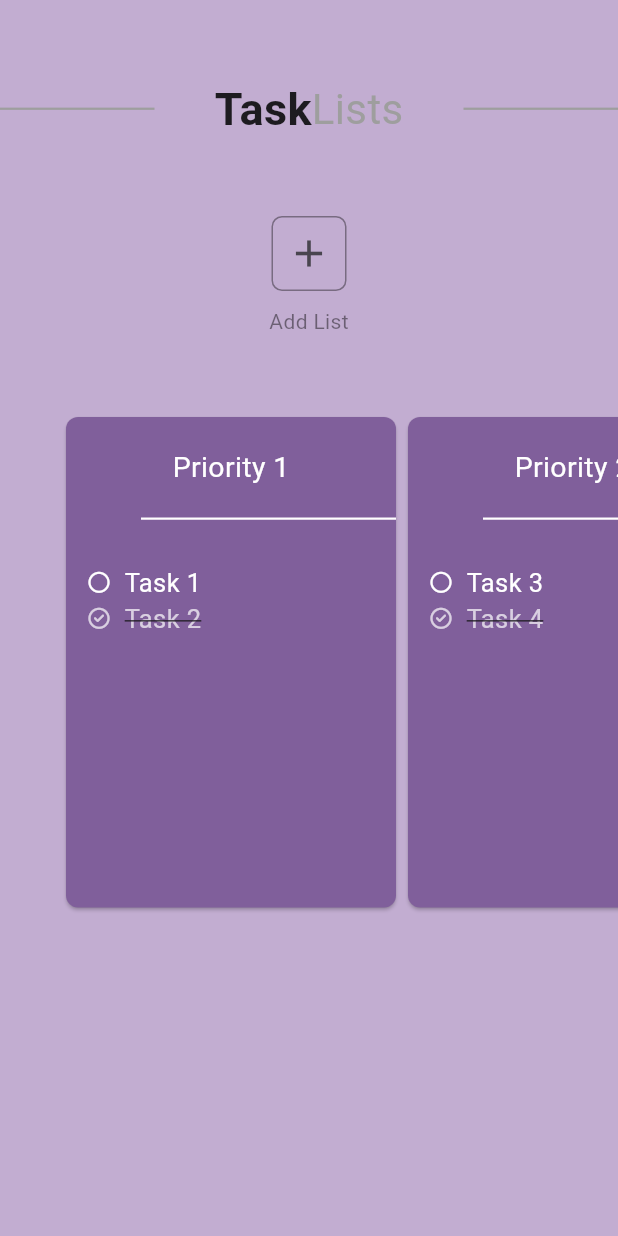
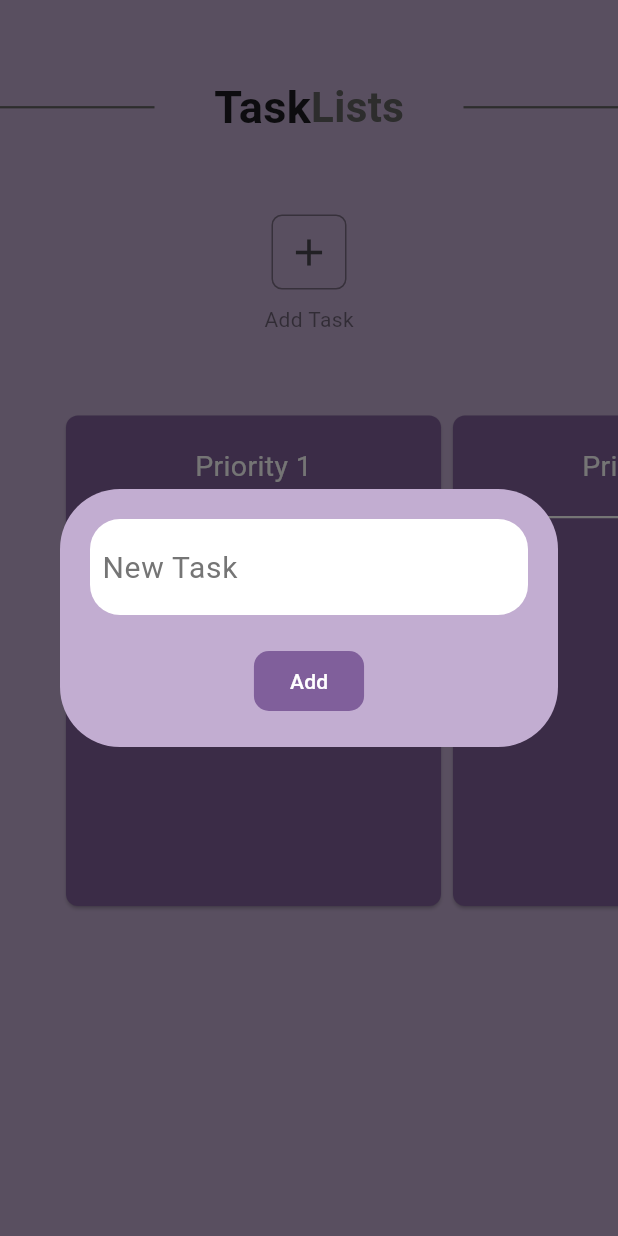
Before and after one commit to ChinmayJoshi1412/harmony, a Flutter app: the TaskPage screen opened directly, after a tap on the "add" icon, on a phone screen of 412 x 824 dp. Run offline on Flutter 3.47's test engine with Material 3 defaults, Android fonts, the phone set to English and light mode, and no system bars; our stand-ins replace font_awesome_flutter, loading_animation_widget, rive; missing offline and left inert: chat_gpt_sdk, flutter_tflite, tflite_text_classification.

Commit message:
Review 2 changes

```diff
--- /dev/null
+++ b/lib/Task.dart
@@ -0,0 +1,5 @@
+class Task{
+  String name;
+  bool isdone;
+  Task(this.name,this.isdone);
+}
--- a/lib/main.dart
+++ b/lib/main.dart
@@ -1,6 +1,6 @@
 import 'package:flutter/material.dart';
 import 'package:harmony/const/colors.dart';
-
+import '';
 import 'welcome_screen.dart';
 
 void main() {
--- a/lib/page_task.dart
+++ b/lib/page_task.dart
@@ -1,8 +1,12 @@
+import 'package:chat_gpt_sdk/chat_gpt_sdk.dart';
 import 'package:flutter/material.dart';
 import 'package:flutter/services.dart';
+import 'package:flutter_tflite/flutter_tflite.dart';
 import 'package:font_awesome_flutter/font_awesome_flutter.dart';
-// import 'page_addlist.dart';
-
+import 'package:harmony/Task.dart';
+import 'package:harmony/const/colors.dart';
+import 'loading_screen.dart';
+import 'package:tflite_text_classification/tflite_text_classification.dart';
 class TaskPage extends StatefulWidget {
   @override
   State<StatefulWidget> createState() => _TaskPageState();
@@ -10,14 +14,60 @@ class TaskPage extends StatefulWidget {
 
 class _TaskPageState extends State<TaskPage>
     with SingleTickerProviderStateMixin {
+  bool isLoading = false;
   int index = 1;
+  List<List<Task>> priority = [[],[],[],[],[],[],[],[],[]];
+  late final openAI;
+  String initprompt = """ 1. Intense manual work, high intensity sport ac- tivities or sport competition: tree cutting. carrying heavy loads, jogging and running (>9 km/h), racquetball, badminton, swim- ming, tennis, cross country skiing (>8 km/ h), hiking and mountain climbing, etc.
+2. Leisure and sport activities of higher intensity (not competitive): canoeing (5 to 8 km/h). bicycling (>15 km/h), dancing, skiing, bad- minton, gymnastic, swimming, tennis, horse riding, walking, (>6 km/h), etc.
 
+3. Manual work at moderate pace: mining, car- pentry, house building, lumbering and wood cutting, snow shoveling, loading and unloading goods, etc.
+
+4. Leisure activities and sports in a recreational environment: baseball, golf, volleyball, canoeing or rowing, archery, bowling, cycling (<10 km/h), table tennis, etc.
+
+5. Light manual work: floor sweeping, window washing, driving a truck, painting, waiting on tables, nursing chores, several house chores, electrician, barman, walking at 4 to 6 km/h.
+
+6. Slow walk (<4 km/h), driving, to dress, to shower, etc.
+
+7. Light activity standing: washing, shaving. combing, cooking, etc.
+8. Sitting: eating, listening, writing, etc.
+9. Sleeping, Resting in bed.
+
+Categorise the given task based on the categorise given above.
+Response should be in the form  "Category: *number* "
+
+The task is
+""";
+  String new_task = "";
+  @override
+  void initState() {
+    openAI = OpenAI.instance.build(token: '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',baseOption: HttpSetup(receiveTimeout: const Duration(seconds: 5)),enableLog: true);
+    print(priority.length);
+    super.initState();
+  }
+  void example(String prompt,String task) async {
+    ///request Enter the prompt as you wish. Example include Hello!
+    final request = ChatCompleteText(
+        messages: [Messages(role: Role.user,content: prompt)]
+        ,model: GptTurboChatModel());
+        setState(() {
+          isLoading = true;
+        });
+    ///call api to onChatCompletion
+    final it = await openAI.onChatCompletion(request: request);
+    String response = it ?.choices.last.message?.content;
+    print(response);
+    priority[int.parse(response[response.length-1]) - 1].add(new Task(task, false));
+    setState(() {
+      isLoading = false;
+    });
+  }
   @override
   Widget build(BuildContext context) {
-    return Scaffold(
+    return isLoading? Loading(): Scaffold(
       body: ListView(
         children: <Widget>[
-          _getToolbar(context),
+          //_getToolbar(context),
           Column(
             children: <Widget>[
               Padding(
@@ -29,7 +79,7 @@ class _TaskPageState extends State<TaskPage>
                     Expanded(
                       flex: 1,
                       child: Container(
-                        color: Colors.grey,
+                        color: Colors.grey[700],
                         height: 1.5,
                       ),
                     ),
@@ -46,7 +96,7 @@ class _TaskPageState extends State<TaskPage>
                           Text(
                             'Lists',
                             style: new TextStyle(
-                                fontSize: 28.0, color: Colors.grey),
+                                fontSize: 28.0, color: Colors.grey[700],fontWeight: FontWeight.bold),
                           )
                         ],
                       ),
@@ -54,7 +104,7 @@ class _TaskPageState extends State<TaskPage>
                     Expanded(
                       flex: 1,
                       child: Container(
-                        color: Colors.grey,
+                        color: Colors.grey[700],
                         height: 1.5,
                       ),
                     ),
@@ -73,13 +123,73 @@ class _TaskPageState extends State<TaskPage>
                           borderRadius: BorderRadius.all(Radius.circular(7.0))),
                       child: new IconButton(
                         icon: new Icon(Icons.add),
-                        onPressed: () {},
+                        onPressed: () {
+                          showDialog(context: context, builder: (context){
+                            return Dialog(
+                              shape: RoundedRectangleBorder(
+                                  borderRadius: BorderRadius.circular(40)
+                              ),
+                              backgroundColor: sColor,
+                              elevation: 20,
+                              child: SingleChildScrollView(
+                                child: Column(
+                                  children: [
+                                    Padding(
+                                      padding: const EdgeInsets.symmetric(vertical: 20,horizontal: 20),
+                                      child: Container(
+                                        decoration: BoxDecoration(
+                                          color: Colors.white,
+                                          borderRadius: BorderRadius.circular(20),
+                                        ),
+                                        child: Padding(
+                                          padding: const EdgeInsets.all(8.0),
+                                          child: TextField(
+                                            decoration: InputDecoration(
+                                              border: InputBorder.none,
+                                              hintText: 'New Task',
+                                              hintStyle: TextStyle(
+                                                  color: Colors.grey[600],
+                                                  fontSize: 20
+                                              ),
+                                            ),
+                                            onChanged: (val)
+                                            {
+                                              new_task = val;
+                                            },
+                                          ),
+                                        ),
+                                      ),
+                                    ),
+                                    Padding(
+                                      padding: const EdgeInsets.only(bottom: 20),
+                                      child: ElevatedButton(
+                                        style: ElevatedButton.styleFrom(
+                                            elevation: 0,
+                                            shape: RoundedRectangleBorder(
+                                              borderRadius: BorderRadius.circular(10),
+                                            ),
+                                            primary: pColor
+                                        ),
+                                        onPressed: (){
+                                          setState(() {
+                                            example(initprompt + new_task,new_task);
+                                          });
+                                          Navigator.of(context, rootNavigator: true).pop('dialog');
+                                          FocusManager.instance.primaryFocus?.unfocus();
+                                        }, child: Text('Add',style: TextStyle(color: Colors.white)),
+                                    )
+                                    )],
+                                ),
+                              ),
+                            );
+                          });
+                        },
                         iconSize: 30.0,
                       ),
                     ),
                     Padding(
                       padding: EdgeInsets.only(top: 10.0),
-                      child: Text('Add List',
+                      child: Text('Add Task',
                           style: TextStyle(color: Colors.black45)),
                     ),
                   ],
@@ -92,12 +202,7 @@ class _TaskPageState extends State<TaskPage>
             child: Container(
               height: 360.0,
               padding: EdgeInsets.only(bottom: 25.0),
-              child: ListView(
-                physics: const BouncingScrollPhysics(),
-                padding: EdgeInsets.only(left: 40.0, right: 40.0),
-                scrollDirection: Axis.horizontal,
-                children: getExpenseItemsStatic(),
-              ),
+              child: getExpenseItemsStatic(),
               ),
             ),
         ],
@@ -105,40 +210,19 @@ class _TaskPageState extends State<TaskPage>
     );
   }
 
-  List<Widget> getExpenseItemsStatic() {
-    List<Map<String, dynamic>> staticData = [
-      {
-        "name": "Priority 1",
-        "color": "0xFF805f9b",
-        "tasks": [
-          {"name": "Task 1", "isDone": false},
-          {"name": "Task 2", "isDone": true},
-          // Add more tasks as needed
-        ],
-      },
-      {
-        "name": "Priority 2",
-        "color": "0xFF805f9b",
-        "tasks": [
-          {"name": "Task 3", "isDone": false},
-          {"name": "Task 4", "isDone": true},
-          // Add more tasks as needed
-        ],
-      },
-      // Add more lists as needed
-    ];
+  Widget getExpenseItemsStatic() {
 
-    return List.generate(staticData.length, (int index) {
-      return buildListCard(staticData[index]);
-    });
+    return ListView.builder(itemCount: priority.length, itemBuilder: (BuildContext context, int index) {
+      return buildListCard(priority[index], index+1);
+    }, physics: const BouncingScrollPhysics(), padding: EdgeInsets.only(left: 40.0, right: 40.0),
+      scrollDirection: Axis.horizontal);
   }
 
-  Widget buildListCard(Map<String, dynamic> listData) {
+  Widget buildListCard(List <Task> plist, int i) {
     // Extract data from the map
-    String listName = listData["name"];
-    String listColor = listData["color"];
-    List<Map<String, dynamic>> tasks =
-        List<Map<String, dynamic>>.from(listData["tasks"]);
+    String listName = "Priority $i";
+    String listColor = "0xFF805f9b";
+    List<Task> tasks = plist;
 
     return GestureDetector(
       onTap: () {
@@ -150,7 +234,7 @@ class _TaskPageState extends State<TaskPage>
         ),
         color: Color(int.parse(listColor)),
         child: Container(
-          width: 220.0,
+          width: 250.0,
           child: Container(
             child: Column(
               children: <Widget>[
@@ -190,38 +274,46 @@ class _TaskPageState extends State<TaskPage>
                         child: ListView.builder(
                           itemCount: tasks.length,
                           itemBuilder: (BuildContext ctxt, int i) {
-                            return Row(
-                              mainAxisAlignment: MainAxisAlignment.start,
-                              children: <Widget>[
-                                Icon(
-                                  tasks[i]["isDone"]
+                            return GestureDetector(
+                              onTap: (){
+                                setState(() {
+                                  tasks[i].isdone = !tasks[i].isdone;
+                                });
+                              },
+                              child: ListTile(
+                                leading: Icon(
+                                    tasks[i].isdone
                                         ? FontAwesomeIcons.checkCircle
                                         : FontAwesomeIcons.circle,
-                                  color: tasks[i]["isDone"]
+                                    color: tasks[i].isdone
                                         ? Colors.white70
                                         : Colors.white,
-                                  size: 14.0,
+                                    size: 20.0,
                                   ),
-                                Padding(
-                                  padding: EdgeInsets.only(left: 10.0),
+
+                                  title: tasks[i].isdone? Text(
+                                    tasks[i].name,
+                                    style: TextStyle(
+                                      color: Colors.white,
+                                      fontSize: 20.0,
+                                      decoration: TextDecoration.lineThrough
                                     ),
-                                Flexible(
-                                  child: Text(
-                                    tasks[i]["name"],
-                                    style: tasks[i]["isDone"]
-                                        ? TextStyle(
-                                            decoration:
-                                                TextDecoration.lineThrough,
-                                            color: Colors.white70,
-                                            fontSize: 17.0,
-                                          )
-                                        : TextStyle(
+
+                                  ):Text(
+                                    tasks[i].name,
+                                    style: TextStyle(
                                             color: Colors.white,
-                                            fontSize: 17.0,
+                                            fontSize: 20.0,
                                           ),
                                   ),
+                                  trailing: GestureDetector(
+                                    onTap: (){
+                                      setState(() {
+                                        tasks.removeAt(i);
+                                      });
+                                    },
+                                      child: Icon(Icons.delete,size: 20,color: Colors.white70,))
                               ),
-                              ],
                             );
                           },
                         ),
@@ -237,6 +329,18 @@ class _TaskPageState extends State<TaskPage>
     );
   }
 
+  applymodel (String task) async{
+    var result = await TfliteTextClassification().classifyText(
+        params: TextClassifierParams(
+            text: task,
+            modelType: ModelType.wordVec,
+            modelPath: "assets/model.tflite",
+            delegate: 0));
+    setState(() {
+      priority[int.parse(result.toString())].add(new Task(task,false));
+    });
+
+  }
   // void _addTaskPressed() {
   //   // Handle add task button press
   //   Navigator.of(context).push(
@@ -278,22 +382,5 @@ class _TaskPageState extends State<TaskPage>
   //   );
   // }
 
-  Padding _getToolbar(BuildContext context) {
-    return Padding(padding: EdgeInsets.only(top: 1.0));
 
-    // Padding(
-    //   padding: EdgeInsets.only(top: 50.0, left: 20.0, right: 20.0),
-    //   child: Row(
-    //     mainAxisAlignment: MainAxisAlignment.center,
-    //     children: [
-    //       Image(
-    //         width: 40.0,
-    //         height: 40.0,
-    //         fit: BoxFit.cover,
-    //         image: AssetImage('assets/list.png'),
-    //       ),
-    //     ],
-    //   ),
-    // );
 }
-}
```
Also changed, not shown: lib/loading_screen.dart (added, +32 -0 lines), pubspec.yaml (+8 -1 lines), pubspec.lock, 6 other files. Lines whose indentation alone changed are shown as unchanged.
